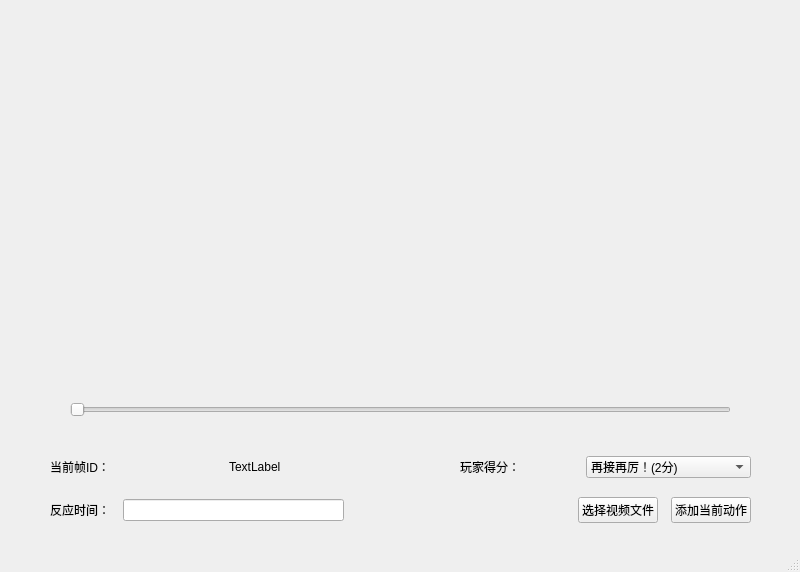
First picture: the form in frame/designer/DcDesigner.ui, repository Rainweic/Hi-Dancer, before the edit.
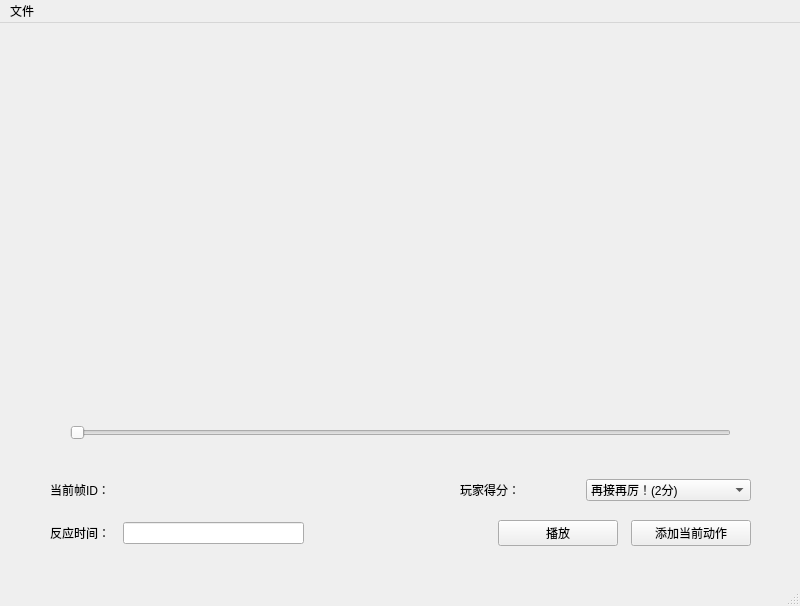
Second picture: the form after the edit.

Commit message: 正在制作关卡设计模块

```diff
--- a/frame/designer/DcDesigner.ui
+++ b/frame/designer/DcDesigner.ui
@@ -7,7 +7,7 @@
     <x>0</x>
     <y>0</y>
     <width>800</width>
-    <height>572</height>
+    <height>606</height>
    </rect>
   </property>
   <property name="windowTitle">
@@ -52,7 +52,7 @@
        <item>
         <widget class="QLabel" name="frameID">
          <property name="text">
-          <string>TextLabel</string>
+          <string/>
          </property>
         </widget>
        </item>
@@ -120,14 +120,38 @@
         </spacer>
        </item>
        <item>
-        <widget class="QPushButton" name="chooseVideo">
+        <widget class="QPushButton" name="playOrStop">
+         <property name="sizePolicy">
+          <sizepolicy hsizetype="Minimum" vsizetype="Fixed">
+           <horstretch>0</horstretch>
+           <verstretch>0</verstretch>
+          </sizepolicy>
+         </property>
+         <property name="minimumSize">
+          <size>
+           <width>120</width>
+           <height>0</height>
+          </size>
+         </property>
+         <property name="maximumSize">
+          <size>
+           <width>16777215</width>
+           <height>16777215</height>
+          </size>
+         </property>
          <property name="text">
-          <string>选择视频文件</string>
+          <string>播放</string>
          </property>
         </widget>
        </item>
        <item>
         <widget class="QPushButton" name="addAction">
+         <property name="minimumSize">
+          <size>
+           <width>120</width>
+           <height>0</height>
+          </size>
+         </property>
          <property name="maximumSize">
           <size>
            <width>16777215</width>
@@ -158,6 +182,28 @@
    </widget>
   </widget>
   <widget class="QStatusBar" name="statusbar"/>
+  <widget class="QMenuBar" name="menuBar">
+   <property name="geometry">
+    <rect>
+     <x>0</x>
+     <y>0</y>
+     <width>800</width>
+     <height>28</height>
+    </rect>
+   </property>
+   <widget class="QMenu" name="menu">
+    <property name="title">
+     <string>文件</string>
+    </property>
+    <addaction name="chooseVideo"/>
+   </widget>
+   <addaction name="menu"/>
+  </widget>
+  <action name="chooseVideo">
+   <property name="text">
+    <string>选择视频</string>
+   </property>
+  </action>
  </widget>
  <resources/>
  <connections/>
```
The commit also changes 2 other files.
